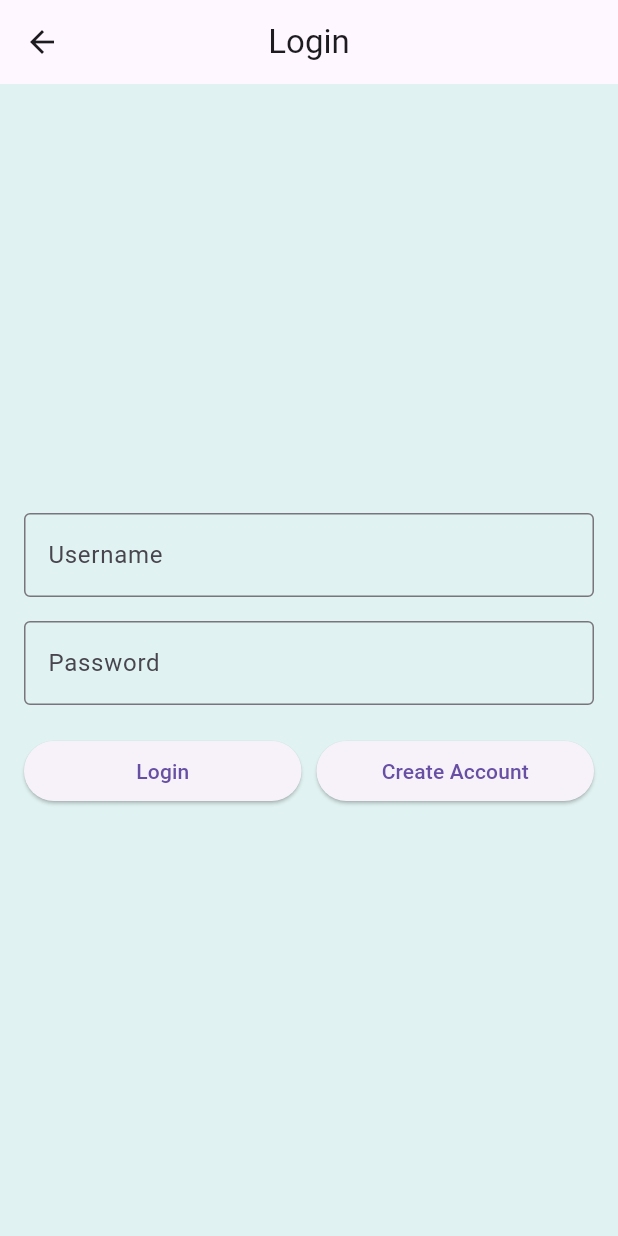
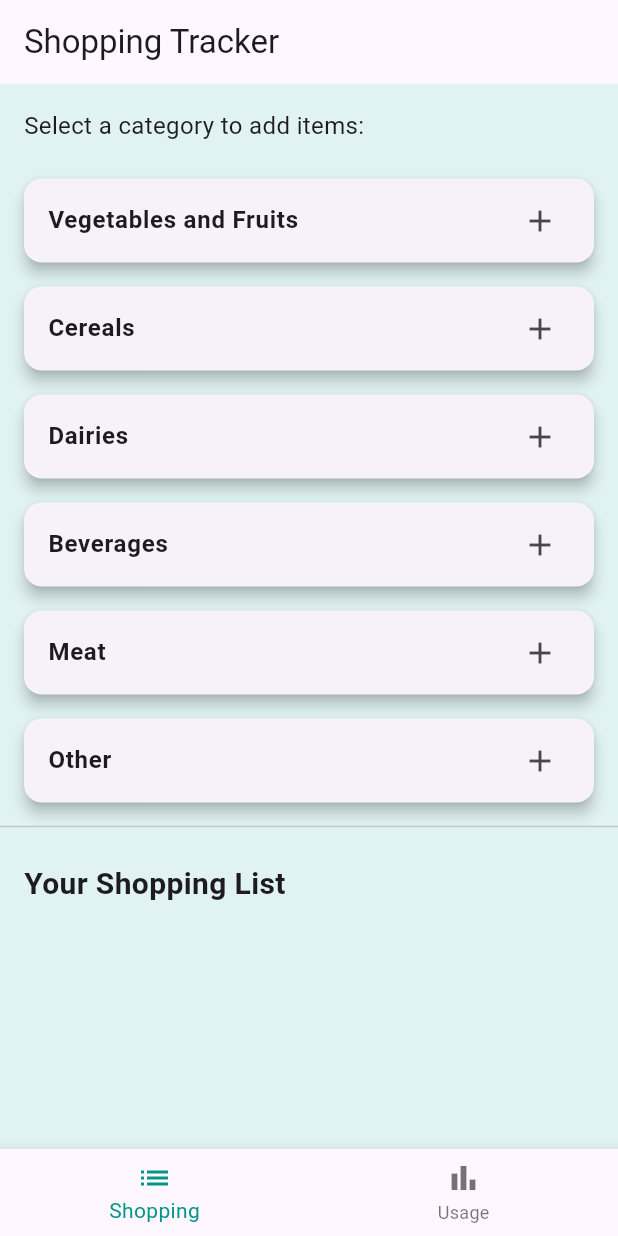
Before and after one commit to Bukutsa/dart-final-project, a Flutter app: the screen it shows after launch, after a tap on "Get Started", on a phone screen of 412 x 824 dp. Run offline on Flutter 3.47's test engine with Material 3 defaults, Android fonts, the light colour scheme and no system bars; network calls fail.

Commit message:
consumption and usage

```diff
--- a/lib/main.dart
+++ b/lib/main.dart
@@ -21,6 +21,14 @@ class ShoppingTrackerApp extends StatelessWidget {
   }
 }
 
+class ShoppingItem {
+  final String name;
+  final double quantity;
+  final String unit;
+
+  ShoppingItem({required this.name, required this.quantity, required this.unit});
+}
+
 class WelcomeScreen extends StatelessWidget {
   const WelcomeScreen({super.key});
 
@@ -32,7 +40,8 @@ class WelcomeScreen extends StatelessWidget {
           Container(
             decoration: const BoxDecoration(
               image: DecorationImage(
-                image: NetworkImage('https://images.pexels.com/photos/1640777/pexels-photo-1640777.jpeg'),
+                image: NetworkImage(
+                    'https://images.pexels.com/photos/1640777/pexels-photo-1640777.jpeg'),
                 fit: BoxFit.cover,
                 colorFilter: ColorFilter.mode(Colors.black54, BlendMode.darken),
               ),
@@ -46,7 +55,8 @@ class WelcomeScreen extends StatelessWidget {
                 children: [
                   const CircleAvatar(
                     radius: 60,
-                    backgroundImage: NetworkImage('https://cdn-icons-png.flaticon.com/512/1170/1170576.png'),
+                    backgroundImage: NetworkImage(
+                        'https://cdn-icons-png.flaticon.com/512/1170/1170576.png'),
                     backgroundColor: Colors.white,
                   ),
                   const SizedBox(height: 30),
@@ -55,7 +65,7 @@ class WelcomeScreen extends StatelessWidget {
                     decoration: BoxDecoration(
                       color: Colors.white.withOpacity(0.9),
                       borderRadius: BorderRadius.circular(20),
-                      boxShadow: [
+                      boxShadow: const [
                         BoxShadow(
                           color: Colors.black12,
                           blurRadius: 10,
@@ -79,13 +89,16 @@ class WelcomeScreen extends StatelessWidget {
                     label: const Text('Get Started'),
                     style: ElevatedButton.styleFrom(
                       backgroundColor: Colors.teal,
-                      padding: const EdgeInsets.symmetric(horizontal: 40, vertical: 16),
-                      shape: RoundedRectangleBorder(borderRadius: BorderRadius.circular(30)),
+                      padding: const EdgeInsets.symmetric(
+                          horizontal: 40, vertical: 16),
+                      shape: RoundedRectangleBorder(
+                          borderRadius: BorderRadius.circular(30)),
                       elevation: 6,
                     ),
-                    onPressed: () => Navigator.push(
+                    onPressed: () => Navigator.pushReplacement(
                       context,
-                      MaterialPageRoute(builder: (_) => const LoginScreen()),
+                      MaterialPageRoute(
+                          builder: (_) => const MainShoppingScreen()),
                     ),
                   )
                 ],
@@ -98,93 +111,78 @@ class WelcomeScreen extends StatelessWidget {
   }
 }
 
-class LoginScreen extends StatelessWidget {
-  const LoginScreen({super.key});
+class MainShoppingScreen extends StatefulWidget {
+  const MainShoppingScreen({super.key});
+
+  @override
+  State<MainShoppingScreen> createState() => _MainShoppingScreenState();
+}
+
+class _MainShoppingScreenState extends State<MainShoppingScreen> {
+  int _currentIndex = 0;
+
+  final Map<String, List<ShoppingItem>> categorizedItems = {
+    'Vegetables and Fruits': [],
+    'Cereals': [],
+    'Dairies': [],
+    'Beverages': [],
+    'Meat': [],
+    'Other': [],
+  };
+
+  final Map<String, double> consumption = {};
+
+  final Map<String, List<String>> unitOptions = {
+    'Vegetables and Fruits': ['pcs', 'kg'],
+    'Cereals': ['kg', 'g'],
+    'Dairies': ['litres', 'ml'],
+    'Beverages': ['litres', 'ml', 'bottles'],
+    'Meat': ['kg', 'g'],
+    'Other': ['pcs', 'kg', 'g', 'litres', 'ml', 'bottles'],
+  };
+
+  void addItem(String category, ShoppingItem item) {
+    setState(() {
+      categorizedItems[category]!.add(item);
+    });
+  }
+
+  void updateConsumption(String key, double value) {
+    setState(() {
+      consumption[key] = value;
+    });
+  }
+
+  void deleteConsumption(String key) {
+    setState(() {
+      consumption.remove(key);
+    });
+  }
 
   @override
   Widget build(BuildContext context) {
-    final TextEditingController usernameController = TextEditingController();
-    final TextEditingController passwordController = TextEditingController();
+    List<Widget> tabs = [
+      CategorizedShoppingWidget(
+        categorizedItems: categorizedItems,
+        unitOptions: unitOptions,
+        onAddItem: addItem,
+      ),
+      UsageScreen(
+        categorizedItems: categorizedItems,
+        consumption: consumption,
+        onUpdateConsumption: updateConsumption,
+        onDeleteConsumption: deleteConsumption,
+      ),
+    ];
 
     return Scaffold(
-      appBar: AppBar(title: const Text('Login'), centerTitle: true),
-      body: Padding(
-        padding: const EdgeInsets.all(16),
-        child: Column(
-          mainAxisAlignment: MainAxisAlignment.center,
-          children: [
-            TextField(
-              controller: usernameController,
-              decoration: const InputDecoration(
-                border: OutlineInputBorder(),
-                labelText: 'Username',
-              ),
-            ),
-            const SizedBox(height: 16),
-            TextField(
-              controller: passwordController,
-              obscureText: true,
-              decoration: const InputDecoration(
-                border: OutlineInputBorder(),
-                labelText: 'Password',
-              ),
-            ),
-            const SizedBox(height: 20),
-            Row(
-              children: [
-                Expanded(
-                  child: ElevatedButton(
-                    onPressed: () {
-                      Navigator.pushReplacement(
-                        context,
-                        MaterialPageRoute(builder: (_) => const HomePage()),
-                      );
-                    },
-                    child: const Text('Login'),
-                  ),
-                ),
-                const SizedBox(width: 10),
-                Expanded(
-                  child: ElevatedButton(
-                    onPressed: () {},
-                    child: const Text('Create Account'),
-                  ),
-                ),
-              ],
-            )
-          ],
-        ),
-      ),
-    );
-  }
-}
-
-class HomePage extends StatefulWidget {
-  const HomePage({super.key});
-
-  @override
-  State<HomePage> createState() => _HomePageState();
-}
-
-class _HomePageState extends State<HomePage> {
-  int _currentIndex = 0;
-  final List<Widget> _tabs = [
-    const HomeDashboard(),
-    const ShoppingListScreen(),
-    const ConsumptionScreen(),
-  ];
-
-  @override
-  Widget build(BuildContext context) {
-    return Scaffold(
       appBar: AppBar(title: const Text('Shopping Tracker')),
-      body: _tabs[_currentIndex],
+      body: tabs[_currentIndex],
       bottomNavigationBar: BottomNavigationBar(
         currentIndex: _currentIndex,
         selectedItemColor: Colors.teal,
         onTap: (index) => setState(() => _currentIndex = index),
         items: const [
-          BottomNavigationBarItem(icon: Icon(Icons.dashboard), label: 'Home'),
           BottomNavigationBarItem(icon: Icon(Icons.list), label: 'Shopping'),
           BottomNavigationBarItem(icon: Icon(Icons.bar_chart), label: 'Usage'),
         ],
@@ -193,98 +191,53 @@ class _HomePageState extends State<HomePage> {
   }
 }
 
-class HomeDashboard extends StatelessWidget {
-  const HomeDashboard({super.key});
+class CategorizedShoppingWidget extends StatelessWidget {
+  final Map<String, List<ShoppingItem>> categorizedItems;
+  final Map<String, List<String>> unitOptions;
+  final Function(String category, ShoppingItem item) onAddItem;
 
-  @override
-  Widget build(BuildContext context) {
-    return const Center(
-      child: Text(
-        'Track your items, budget, and needs!',
-        style: TextStyle(fontSize: 24, fontWeight: FontWeight.bold),
-        textAlign: TextAlign.center,
-      ),
-    );
-  }
-}
+  const CategorizedShoppingWidget({
+    super.key,
+    required this.categorizedItems,
+    required this.unitOptions,
+    required this.onAddItem,
+  });
 
-class ShoppingListScreen extends StatefulWidget {
-  const ShoppingListScreen({super.key});
+  void _showAddItemDialog(BuildContext context, String category) {
+    final TextEditingController nameController = TextEditingController();
+    final TextEditingController quantityController = TextEditingController();
+    String selectedUnit = unitOptions[category]!.first;
 
-  @override
-  State<ShoppingListScreen> createState() => _ShoppingListScreenState();
-}
-
-class _ShoppingListScreenState extends State<ShoppingListScreen> {
-  final List<String> items = [];
-  final TextEditingController controller = TextEditingController();
-
-  void addItem() {
-    final text = controller.text.trim();
-    if (text.isNotEmpty) {
-      setState(() {
-        items.add(text);
-        controller.clear();
-      });
-    }
-  }
-
-  @override
-  Widget build(BuildContext context) {
-    return Padding(
-      padding: const EdgeInsets.all(16),
-      child: Column(
+    showDialog(
+      context: context,
+      builder: (_) => StatefulBuilder(
+        builder: (context, setStateDialog) => AlertDialog(
+          title: Text('Add item to $category'),
+          content: Column(
+            mainAxisSize: MainAxisSize.min,
             children: [
               TextField(
-            controller: controller,
-            decoration: InputDecoration(
-              labelText: 'Add Shopping Item',
-              border: OutlineInputBorder(),
-              suffixIcon: IconButton(
-                icon: const Icon(Icons.add),
-                onPressed: addItem,
+                controller: nameController,
+                decoration: const InputDecoration(labelText: 'Item name'),
               ),
+              TextField(
+                controller: quantityController,
+                keyboardType: TextInputType.number,
+                decoration: const InputDecoration(labelText: 'Quantity'),
               ),
-          ),
-          const SizedBox(height: 20),
-          Expanded(
-            child: items.isEmpty
-                ? const Center(child: Text('No items added yet.'))
-                : ListView.builder(
-                    itemCount: items.length,
-                    itemBuilder: (context, index) => ListTile(
-                      leading: const Icon(Icons.shopping_cart),
-                      title: Text(items[index]),
-                    ),
-                  ),
+              DropdownButton<String>(
+                value: selectedUnit,
+                items: unitOptions[category]!
+                    .map((unit) => DropdownMenuItem(
+                          value: unit,
+                          child: Text(unit),
+                        ))
+                    .toList(),
+                onChanged: (value) {
+                  setStateDialog(() => selectedUnit = value!);
+                },
               )
             ],
-      ),
-    );
-  }
-}
-
-class ConsumptionScreen extends StatefulWidget {
-  const ConsumptionScreen({super.key});
-
-  @override
-  State<ConsumptionScreen> createState() => _ConsumptionScreenState();
-}
-
-class _ConsumptionScreenState extends State<ConsumptionScreen> {
-  final Map<String, int> consumption = {};
-  final TextEditingController controller = TextEditingController();
-
-  void _editItem(String key, int value) {
-    controller.text = value.toString();
-    showDialog(
-      context: context,
-      builder: (_) => AlertDialog(
-        title: Text('Edit $key usage'),
-        content: TextField(
-          controller: controller,
-          keyboardType: TextInputType.number,
-          decoration: const InputDecoration(labelText: 'Enter new amount'),
           ),
           actions: [
             TextButton(
@@ -292,63 +245,207 @@ class _ConsumptionScreenState extends State<ConsumptionScreen> {
               onPressed: () => Navigator.pop(context),
             ),
             TextButton(
-            child: const Text('Save'),
+              child: const Text('Add'),
               onPressed: () {
-              setState(() {
-                consumption[key] = int.tryParse(controller.text) ?? value;
+                final name = nameController.text.trim();
+                final quantity =
+                    double.tryParse(quantityController.text.trim()) ?? 0;
+                if (name.isNotEmpty && quantity > 0) {
+                  onAddItem(
+                    category,
+                    ShoppingItem(name: name, quantity: quantity, unit: selectedUnit),
+                  );
+                  Navigator.pop(context);
+                }
+              },
+            ),
+          ],
+        ),
+      ),
+    ).then((_) {
+      nameController.dispose();
+      quantityController.dispose();
     });
-              Navigator.pop(context);
-            },
+  }
+
+  Widget _buildCategoryCard(BuildContext context, String category) {
+    return Card(
+      margin: const EdgeInsets.symmetric(vertical: 8, horizontal: 16),
+      elevation: 4,
+      child: ListTile(
+        title:
+            Text(category, style: const TextStyle(fontWeight: FontWeight.bold)),
+        trailing: const Icon(Icons.add),
+        onTap: () => _showAddItemDialog(context, category),
+      ),
+    );
+  }
+
+  Widget _buildItemList(String category, List<ShoppingItem> items) {
+    if (items.isEmpty) return const SizedBox();
+
+    return Padding(
+      padding: const EdgeInsets.symmetric(vertical: 10, horizontal: 16),
+      child: Column(
+        crossAxisAlignment: CrossAxisAlignment.start,
+        children: [
+          Text(category,
+              style:
+                  const TextStyle(fontSize: 18, fontWeight: FontWeight.bold)),
+          const SizedBox(height: 5),
+          ...items.map(
+            (item) => ListTile(
+              key: ValueKey(item.name),
+              leading: const Icon(Icons.shopping_cart),
+              title: Text(item.name),
+              subtitle: Text('${item.quantity} ${item.unit}'),
+            ),
           )
         ],
       ),
     );
   }
 
-  void _deleteItem(String key) {
-    setState(() {
-      consumption.remove(key);
-    });
+  @override
+  Widget build(BuildContext context) {
+    return ListView(
+      children: [
+        const Padding(
+          padding: EdgeInsets.all(16),
+          child: Text(
+            'Select a category to add items:',
+            style: TextStyle(fontSize: 16),
+          ),
+        ),
+        ...categorizedItems.keys
+            .map((category) => _buildCategoryCard(context, category))
+            .toList(),
+        const Divider(thickness: 1),
+        const Padding(
+          padding: EdgeInsets.all(16),
+          child: Text('Your Shopping List',
+              style: TextStyle(fontSize: 20, fontWeight: FontWeight.bold)),
+        ),
+        ...categorizedItems.entries
+            .map((e) => _buildItemList(e.key, e.value))
+            .toList(),
+      ],
+    );
+  }
 }
 
-  @override
-  void initState() {
-    super.initState();
-    // Simulate usage based on shopping categories
-    consumption.addAll({
-      'Cereals - Rice': 5,
-      'Cereals - Oats': 2,
-      'Vegetables - Tomatoes': 10,
-      'Fruits - Apples': 6,
-      'Beverages - Juice': 3,
-      'Dairy - Milk': 4,
+class UsageScreen extends StatelessWidget {
+  final Map<String, List<ShoppingItem>> categorizedItems;
+  final Map<String, double> consumption;
+  final Function(String key, double value) onUpdateConsumption;
+  final Function(String key) onDeleteConsumption;
+
+  const UsageScreen({
+    super.key,
+    required this.categorizedItems,
+    required this.consumption,
+    required this.onUpdateConsumption,
+    required this.onDeleteConsumption,
   });
+
+  void _showEditUsageDialog(
+      BuildContext context, String key, double currentValue) {
+    final TextEditingController controller =
+        TextEditingController(text: currentValue.toString());
+
+    showDialog(
+      context: context,
+      builder: (_) => AlertDialog(
+        title: Text('Edit usage for $key'),
+        content: TextField(
+          controller: controller,
+          keyboardType: const TextInputType.numberWithOptions(decimal: true),
+          decoration: const InputDecoration(
+            labelText: 'Consumed quantity',
+          ),
+        ),
+        actions: [
+          TextButton(
+            onPressed: () {
+              Navigator.pop(context);
+            },
+            child: const Text('Cancel'),
+          ),
+          TextButton(
+            onPressed: () {
+              final newValue = double.tryParse(controller.text.trim());
+              if (newValue != null && newValue >= 0) {
+                onUpdateConsumption(key, newValue);
+                Navigator.pop(context);
+              }
+            },
+            child: const Text('Save'),
+          ),
+        ],
+      ),
+    );
   }
 
   @override
   Widget build(BuildContext context) {
-    return ListView(
-      padding: const EdgeInsets.all(16),
-      children: consumption.entries.map((entry) {
-        return ListTile(
-          leading: const Icon(Icons.category),
-          title: Text(entry.key),
-          subtitle: Text('${entry.value} units'),
-          trailing: Wrap(
-            spacing: 8,
+    List<Widget> usageItems = [];
+
+    categorizedItems.forEach((category, items) {
+      if (items.isEmpty) return;
+
+      usageItems.add(
+        Padding(
+          padding: const EdgeInsets.symmetric(horizontal: 16, vertical: 8),
+          child: Text(
+            category,
+            style: const TextStyle(
+                fontSize: 20, fontWeight: FontWeight.bold, color: Colors.teal),
+          ),
+        ),
+      );
+
+      for (var item in items) {
+        final key = '$category - ${item.name}';
+        final consumed = consumption[key] ?? 0.0;
+
+        usageItems.add(
+          Card(
+            margin: const EdgeInsets.symmetric(horizontal: 16, vertical: 4),
+            child: ListTile(
+              title: Text(item.name),
+              subtitle: Text(
+                  'Bought: ${item.quantity} ${item.unit}\nConsumed: $consumed ${item.unit}'),
+              isThreeLine: true,
+              trailing: Row(
+                mainAxisSize: MainAxisSize.min,
                 children: [
                   IconButton(
-                icon: const Icon(Icons.edit, color: Colors.blue),
-                onPressed: () => _editItem(entry.key, entry.value),
+                    icon: const Icon(Icons.edit, color: Colors.teal),
+                    onPressed: () => _showEditUsageDialog(context, key, consumed),
                   ),
+                  if (consumed > 0)
                     IconButton(
                       icon: const Icon(Icons.delete, color: Colors.red),
-                onPressed: () => _deleteItem(entry.key),
+                      onPressed: () => onDeleteConsumption(key),
                     ),
                 ],
               ),
-        );
-      }).toList(),
+            ),
+          ),
         );
       }
+    });
+
+    if (usageItems.isEmpty) {
+      return const Center(
+        child: Text(
+          'No items added yet.\nAdd some items in the Shopping tab.',
+          textAlign: TextAlign.center,
+          style: TextStyle(fontSize: 16, color: Colors.grey),
+        ),
+      );
     }
+
+    return ListView(children: usageItems);
+  }
+}
```
Lines whose indentation alone changed are shown as unchanged.
